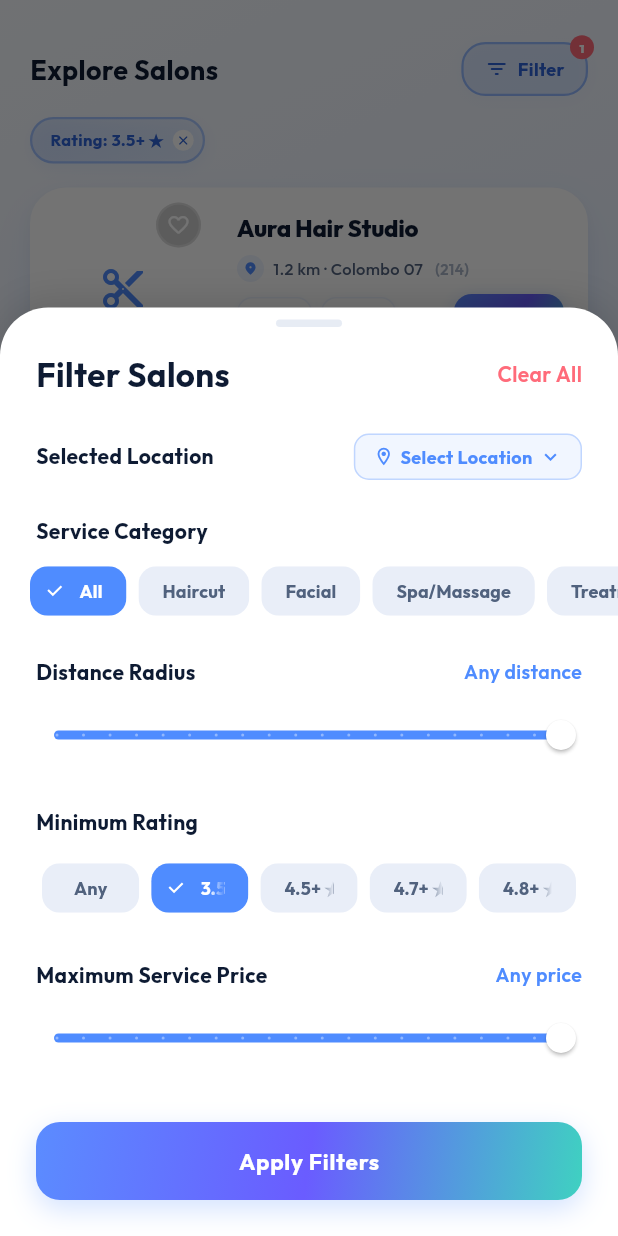
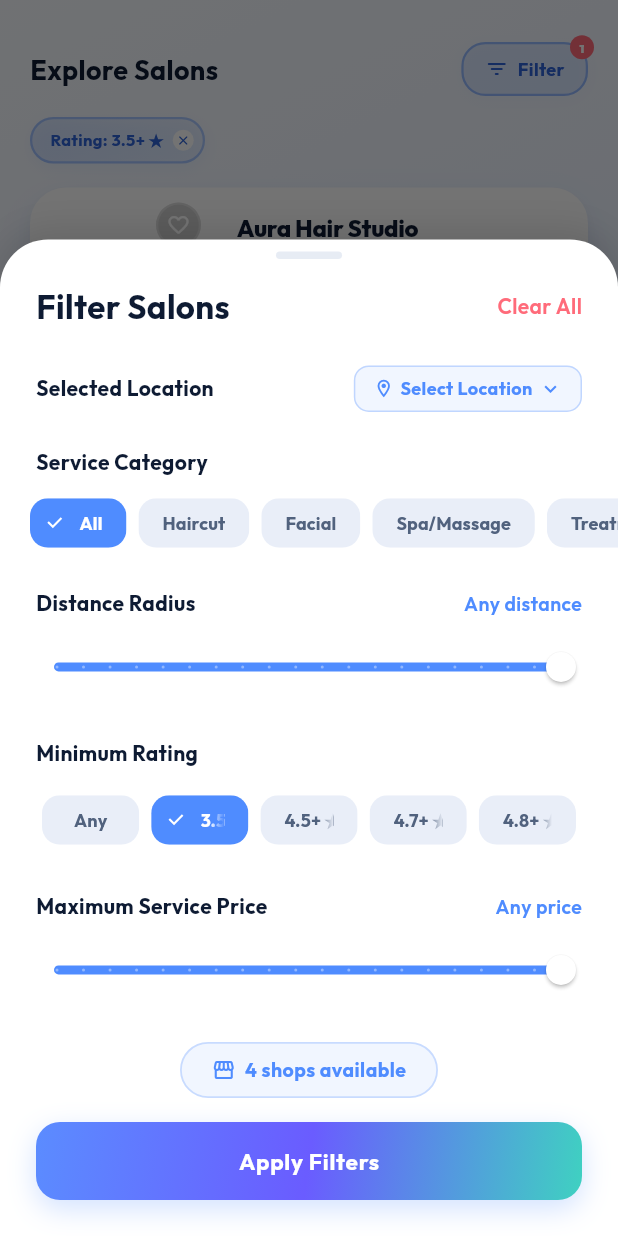
Before and after one commit to JMNaveeth/Luxe-Salon-App, a Flutter app: the HomeScreen screen opened directly, scrolled down 74 dp, after a tap on "Filter", on a phone screen of 412 x 824 dp. Run offline on Flutter 3.47's test engine with Material 3 defaults, Android fonts, the phone set to English and light mode, and no system bars; our stand-ins replace file_picker, flutter_animate, google_fonts, image_picker; network calls fail.

Commit message:
Add live shop count preview based on temporary filter values for improved user feedback

```diff
--- a/lib/Customer_page/customer_home.dart
+++ b/lib/Customer_page/customer_home.dart
@@ -776,6 +776,46 @@ class _HomeScreenState extends State<HomeScreen> {
               return count;
             }
 
+            // Live count of shops matching the DRAFT (temp) filter values
+            int getPreviewCount() {
+              return _salons.where((salon) {
+                // 1. Distance filter
+                final String distStr = salon['distance'] as String;
+                final distMatch = RegExp(r'([\d.]+)\s*km').firstMatch(distStr);
+                if (distMatch != null) {
+                  final dist = double.tryParse(distMatch.group(1) ?? '') ?? 0.0;
+                  if (dist > tempMaxDistance) return false;
+                }
+                // 2. Rating filter
+                final rating = salon['rating'] as double;
+                if (rating < tempMinRating) return false;
+                // 3. Price filter
+                final services = salon['services'] as List<shop_detail.SpaService>;
+                final hasMatchingPrice = services.any((s) => s.price <= tempMaxPrice);
+                if (!hasMatchingPrice) return false;
+                // 4. Service type filter
+                if (tempSelectedServiceType != 'All') {
+                  final hasMatchingService = services.any((s) {
+                    final name = s.name.toLowerCase();
+                    final type = tempSelectedServiceType.toLowerCase();
+                    if (type == 'haircut' && (name.contains('cut') || name.contains('trim') || name.contains('styling'))) return true;
+                    if (type == 'facial' && name.contains('facial')) return true;
+                    if (type == 'spa/massage' && (name.contains('spa') || name.contains('massage') || name.contains('cleanse') || name.contains('pedi') || name.contains('mani'))) return true;
+                    if (type == 'treatment' && name.contains('treatment')) return true;
+                    return false;
+                  });
+                  if (!hasMatchingService) return false;
+                }
+                // 5. Location filter
+                if (tempSelectedLocation != 'Select Location') {
+                  final area = tempSelectedLocation.split(',').first.trim().toLowerCase();
+                  final salonAddress = distStr.toLowerCase();
+                  if (!salonAddress.contains(area)) return false;
+                }
+                return true;
+              }).length;
+            }
+
             return Container(
               padding: const EdgeInsets.only(top: 8, bottom: 24),
               decoration: const BoxDecoration(
@@ -1144,9 +1184,56 @@ class _HomeScreenState extends State<HomeScreen> {
                         ),
                       ),
                     ),
-                    const SizedBox(height: 32),
-
-                    // Action buttons
+                    const SizedBox(height: 24),
+
+                    // Live shop count preview
+                    Padding(
+                      padding: const EdgeInsets.symmetric(horizontal: 24),
+                      child: Center(
+                        child: AnimatedSwitcher(
+                          duration: const Duration(milliseconds: 250),
+                          transitionBuilder: (child, animation) => FadeTransition(
+                            opacity: animation,
+                            child: ScaleTransition(scale: animation, child: child),
+                          ),
+                          child: Container(
+                            key: ValueKey(getPreviewCount()),
+                            padding: const EdgeInsets.symmetric(horizontal: 20, vertical: 8),
+                            decoration: BoxDecoration(
+                              color: AppColors.gold.withOpacity(0.08),
+                              borderRadius: BorderRadius.circular(30),
+                              border: Border.all(
+                                color: AppColors.gold.withOpacity(0.25),
+                                width: 1.2,
+                              ),
+                            ),
+                            child: Row(
+                              mainAxisSize: MainAxisSize.min,
+                              children: [
+                                const Icon(
+                                  Icons.storefront_outlined,
+                                  size: 16,
+                                  color: AppColors.gold,
+                                ),
+                                const SizedBox(width: 6),
+                                Text(
+                                  '${getPreviewCount()} ${getPreviewCount() == 1 ? 'shop' : 'shops'} available',
+                                  style: GoogleFonts.outfit(
+                                    color: AppColors.gold,
+                                    fontSize: 13,
+                                    fontWeight: FontWeight.w700,
+                                    letterSpacing: 0.3,
+                                  ),
+                                ),
+                              ],
+                            ),
+                          ),
+                        ),
+                      ),
+                    ),
+                    const SizedBox(height: 16),
+
+                    // Apply Filters button
                     Padding(
                       padding: const EdgeInsets.symmetric(horizontal: 24),
                       child: Row(
```
